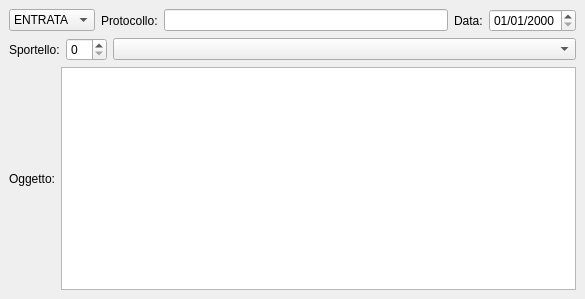
Above: src/it/tn/rivadelgarda/comune/archivio/forms/Protocollo.ui from ComuneRivaDelGarda/Archivio before the change. Below: the same form after it.
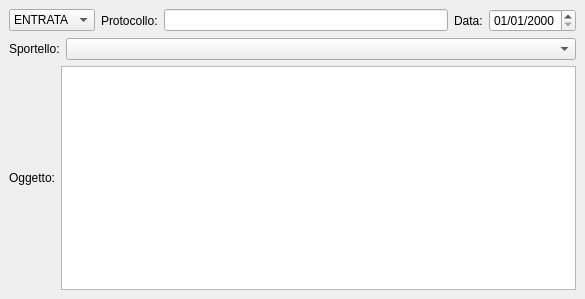
That is the form after the change. Custom widgets are drawn as their Qt base class.

Commit message: Gestione Uffici via combobox

Patch:
```diff
--- a/src/it/tn/rivadelgarda/comune/archivio/forms/Protocollo.ui
+++ b/src/it/tn/rivadelgarda/comune/archivio/forms/Protocollo.ui
@@ -79,14 +79,7 @@
      </layout>
     </item>
     <item row="1" column="0">
-     <layout class="QGridLayout" name="gridLayout_2" columnstretch="0,0,0">
-      <item row="0" column="1">
-       <widget class="QSpinBox" name="spinBox">
-        <property name="column" stdset="0">
-         <string>sportello</string>
-        </property>
-       </widget>
-      </item>
+     <layout class="QGridLayout" name="gridLayout_2" columnstretch="0,0">
       <item row="0" column="0">
        <widget class="QLabel" name="label_4">
         <property name="text">
@@ -94,8 +87,8 @@
         </property>
        </widget>
       </item>
-      <item row="0" column="2">
-       <widget class="QComboBox" name="comboBox_2">
+      <item row="0" column="1">
+       <widget class="com.axiastudio.pypapi.ui.widgets.PyPaPiComboBox" name="comboBox_2">
         <property name="sizePolicy">
          <sizepolicy hsizetype="Expanding" vsizetype="Fixed">
           <horstretch>0</horstretch>
@@ -142,6 +135,11 @@
    <extends>QDateEdit</extends>
    <header>pypapidateedit.h</header>
   </customwidget>
+  <customwidget>
+   <class>com.axiastudio.pypapi.ui.widgets.PyPaPiComboBox</class>
+   <extends>QComboBox</extends>
+   <header>pypapicombobox.h</header>
+  </customwidget>
  </customwidgets>
  <tabstops>
   <tabstop>lineEdit</tabstop>
```
Left out of the diff: 3 changed lines with no effect on the pictures. The commit also changes 4 other files.
